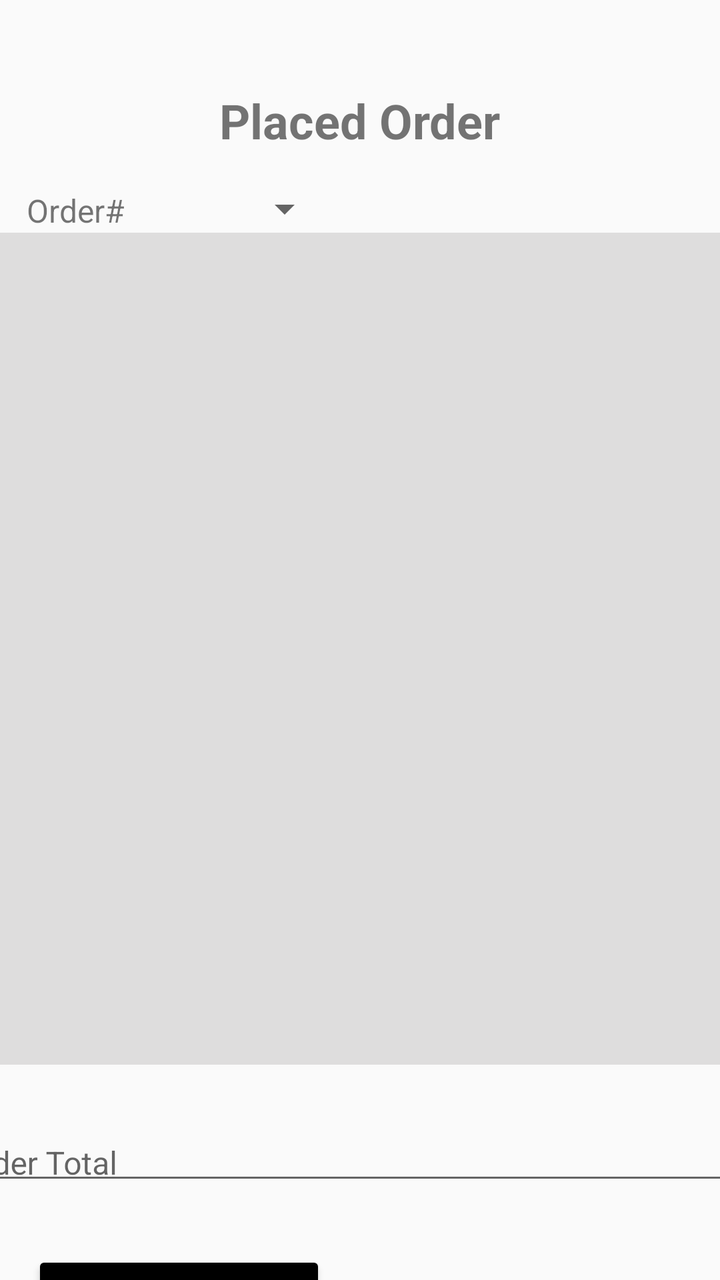
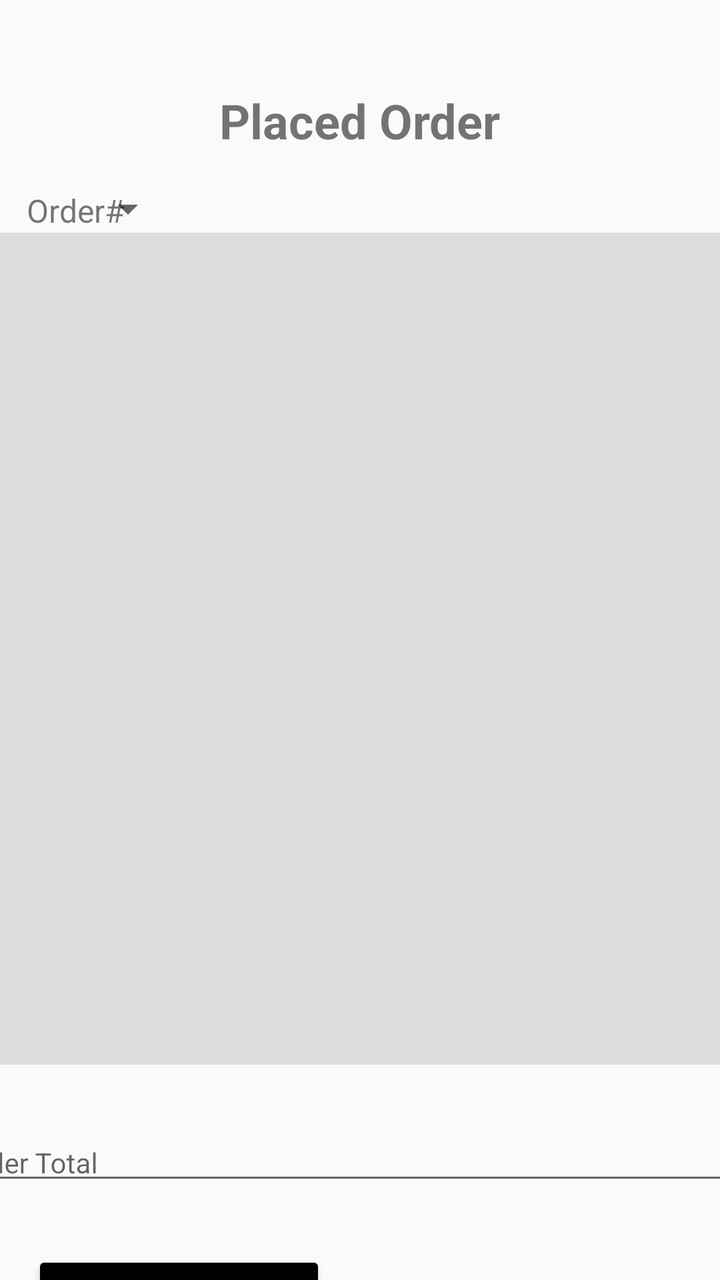

The first picture is an Android layout as it rendered before a commit; the second is the same layout after the commit. The layout source and the unified diff follow.
<!-- AndroidManifest.xml: application theme Theme.RUPizza -->
<!-- res/layout/placed_orders.xml -->
<?xml version="1.0" encoding="utf-8"?>
<androidx.constraintlayout.widget.ConstraintLayout xmlns:android="http://schemas.android.com/apk/res/android"
    xmlns:app="http://schemas.android.com/apk/res-auto"
    xmlns:tools="http://schemas.android.com/tools"
    android:id="@+id/main"
    android:layout_width="match_parent"
    android:layout_height="match_parent">
    

    <TextView
        android:id="@+id/textView2"
        android:layout_width="wrap_content"
        android:layout_height="wrap_content"
        android:layout_marginTop="44dp"
        android:gravity="center"
        android:text="@string/placeOrderTitle"
        android:textSize="24sp"
        android:textStyle="bold"
        app:layout_constraintEnd_toEndOf="parent"
        app:layout_constraintHorizontal_bias="0.498"
        app:layout_constraintStart_toStartOf="parent"
        app:layout_constraintTop_toTopOf="parent" />

    <ListView
        android:id="@+id/listView2"
        android:layout_width="384dp"
        android:layout_height="416dp"
        android:layout_marginTop="40dp"
        android:background="#DEDDDD"
        app:layout_constraintEnd_toEndOf="parent"
        app:layout_constraintHorizontal_bias="0.533"
        app:layout_constraintStart_toStartOf="parent"
        app:layout_constraintTop_toBottomOf="@+id/textView2" />

    <TextView
        android:id="@+id/tv_orderNum"
        android:layout_width="wrap_content"
        android:layout_height="26dp"
        android:gravity="center_vertical"
        android:text="@string/orderNumLabel"
        android:textSize="16sp"
        app:layout_constraintEnd_toEndOf="parent"
        app:layout_constraintHorizontal_bias="0.043"
        app:layout_constraintStart_toStartOf="parent"
        app:layout_constraintTop_toTopOf="@+id/sp_orderNum" />

    <com.google.android.material.textfield.TextInputLayout
        android:id="@+id/textInputLayout"
        android:layout_width="409dp"
        android:layout_height="45dp"
        android:layout_marginTop="20dp"
        app:layout_constraintEnd_toEndOf="parent"
        app:layout_constraintStart_toStartOf="parent"
        app:layout_constraintTop_toBottomOf="@+id/listView2">

        <com.google.android.material.textfield.TextInputEditText
            android:id="@+id/orderTotal"
            android:layout_width="match_parent"
            android:layout_height="wrap_content"
            android:editable="false"
            android:hint="@string/ordertotal"
            android:textSize="16sp" />
    </com.google.android.material.textfield.TextInputLayout>

    <Spinner
        android:id="@+id/sp_orderNum"
        android:layout_width="88dp"
        android:layout_height="24dp"
        android:layout_marginStart="16dp"
        android:layout_marginTop="16dp"
        app:layout_constraintStart_toEndOf="@+id/tv_orderNum"
        app:layout_constraintTop_toBottomOf="@+id/textView2" />

    <Button
        android:id="@+id/cancelOrder_button"
        android:layout_width="147dp"
        android:layout_height="42dp"
        android:layout_marginStart="16dp"
        android:layout_marginTop="28dp"
        android:backgroundTint="@color/black"
        android:onClick="cancelOrder"
        android:text="@string/bt_cancelOrder"
        android:textColor="@color/white"
        app:layout_constraintStart_toStartOf="parent"
        app:layout_constraintTop_toBottomOf="@+id/textInputLayout" />

</androidx.constraintlayout.widget.ConstraintLayout>
<!-- resources referenced by this layout -->
<resources>
  <color name="black">#FF000000</color>
  <color name="white">#FFFFFFFF</color>
  <string name="bt_cancelOrder">CANCEL ORDER</string>
  <string name="orderNumLabel">Order# </string>
  <string name="ordertotal">Order Total</string>
  <string name="placeOrderTitle">Placed Order</string>
  <style name="Theme.RUPizza" parent="Theme.AppCompat.Light.NoActionBar">
          
          <item name="colorPrimary">@color/purple_500</item>
          <item name="colorPrimaryDark">@color/purple_700</item>
          <item name="colorAccent">@color/teal_200</item>
      </style>
  <color name="purple_500">#FF6200EE</color>
  <color name="purple_700">#FF3700B3</color>
  <color name="teal_200">#FF03DAC5</color>
</resources>

<!-- the commit's change to res/layout/placed_orders.xml (unified diff, before → after) -->
@@ -33,7 +33,6 @@
         app:layout_constraintTop_toBottomOf="@+id/textView2" />
 
     <TextView
-        android:id="@+id/tv_orderNum"
         android:layout_width="wrap_content"
         android:layout_height="26dp"
         android:gravity="center_vertical"
@@ -59,7 +58,7 @@
             android:layout_height="wrap_content"
             android:editable="false"
             android:hint="@string/ordertotal"
-            android:textSize="16sp" />
+            android:textSize="14sp" />
     </com.google.android.material.textfield.TextInputLayout>
 
     <Spinner
